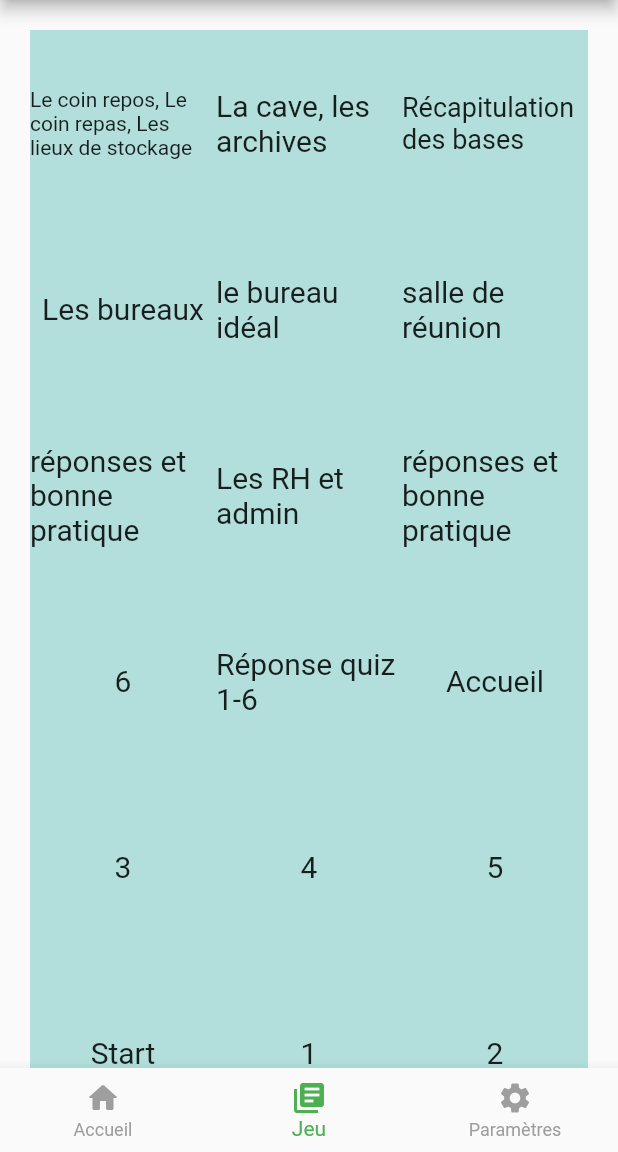
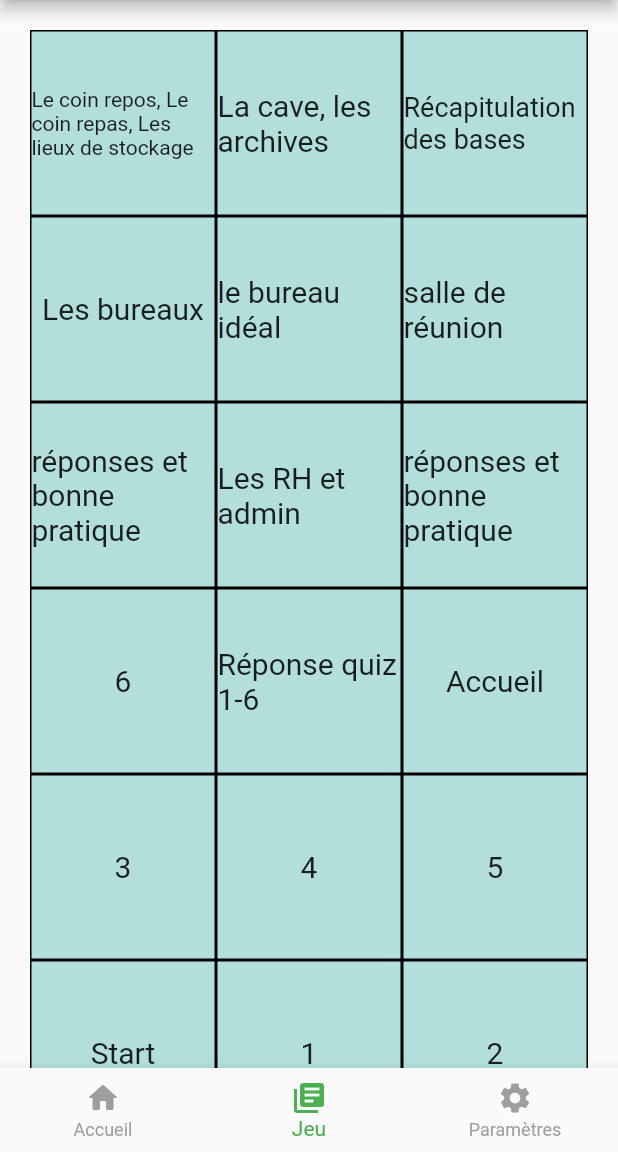
Before and after one commit to LeonardFavre95/jeu_de_loi, a Flutter app: the HomeScreen screen opened by its route, item 2 of the bottom bar chosen, scrolled down 72 dp, on a phone screen of 412 x 824 dp, the part 84-1236 px from its top. Run offline on Flutter 3.47's test engine with Material 2 defaults, Android fonts, the phone set to English and light mode, and no system bars; our stand-ins replace firebase_auth, firebase_core, modal_progress_hud_nsn; accounts and stored records are empty.

Commit message:
BorderCustomizing

```diff
--- a/lib/screen/home_sub_jeu.dart
+++ b/lib/screen/home_sub_jeu.dart
@@ -7,15 +7,18 @@ class HomeSubJeu extends StatelessWidget {
 
   @override
   Widget build(BuildContext context) {
-    return Center(
-      //child: Text(context.widget, style: Theme.of(context).textTheme.headline6),
+    //child: Text(context.widget, style: Theme.of(context).textTheme.headline6),
+    return InkWell(
+      //onTap: () => ,
       child: GridView.count(
         reverse: true,
         crossAxisCount: 3,
         padding: const EdgeInsets.all(20),
         children: <Widget>[
           Container(
-            color: Colors.teal[100],
+            decoration: BoxDecoration(
+                border: Border.all(color: Colors.black),
+                color: Colors.teal[100]),
             alignment: Alignment.center,
             child: const Text(
               "Start",
@@ -23,7 +26,9 @@ class HomeSubJeu extends StatelessWidget {
             ),
           ),
           Container(
-            color: Colors.teal[100],
+            decoration: BoxDecoration(
+                border: Border.all(color: Colors.black),
+                color: Colors.teal[100]),
             alignment: Alignment.center,
             child: const Text(
               "1",
@@ -31,7 +36,9 @@ class HomeSubJeu extends StatelessWidget {
             ),
           ),
           Container(
-            color: Colors.teal[100],
+            decoration: BoxDecoration(
+                border: Border.all(color: Colors.black),
+                color: Colors.teal[100]),
             alignment: Alignment.center,
             child: const Text(
               "2",
@@ -39,7 +46,9 @@ class HomeSubJeu extends StatelessWidget {
             ),
           ),
           Container(
-            color: Colors.teal[100],
+            decoration: BoxDecoration(
+                border: Border.all(color: Colors.black),
+                color: Colors.teal[100]),
             alignment: Alignment.center,
             child: const Text(
               "3",
@@ -47,7 +56,9 @@ class HomeSubJeu extends StatelessWidget {
             ),
           ),
           Container(
-            color: Colors.teal[100],
+            decoration: BoxDecoration(
+                border: Border.all(color: Colors.black),
+                color: Colors.teal[100]),
             alignment: Alignment.center,
             child: const Text(
               "4",
@@ -55,7 +66,9 @@ class HomeSubJeu extends StatelessWidget {
             ),
           ),
           Container(
-            color: Colors.teal[100],
+            decoration: BoxDecoration(
+                border: Border.all(color: Colors.black),
+                color: Colors.teal[100]),
             alignment: Alignment.center,
             child: const Text(
               "5",
@@ -63,7 +76,9 @@ class HomeSubJeu extends StatelessWidget {
             ),
           ),
           Container(
-            color: Colors.teal[100],
+            decoration: BoxDecoration(
+                border: Border.all(color: Colors.black),
+                color: Colors.teal[100]),
             alignment: Alignment.center,
             child: const Text(
               "6",
@@ -71,7 +86,9 @@ class HomeSubJeu extends StatelessWidget {
             ),
           ),
           Container(
-            color: Colors.teal[100],
+            decoration: BoxDecoration(
+                border: Border.all(color: Colors.black),
+                color: Colors.teal[100]),
             alignment: Alignment.center,
             child: const Text(
               "Réponse quiz 1-6",
@@ -79,7 +96,9 @@ class HomeSubJeu extends StatelessWidget {
             ),
           ),
           Container(
-            color: Colors.teal[100],
+            decoration: BoxDecoration(
+                border: Border.all(color: Colors.black),
+                color: Colors.teal[100]),
             alignment: Alignment.center,
             child: const Text(
               "Accueil",
@@ -87,7 +106,9 @@ class HomeSubJeu extends StatelessWidget {
             ),
           ),
           Container(
-            color: Colors.teal[100],
+            decoration: BoxDecoration(
+                border: Border.all(color: Colors.black),
+                color: Colors.teal[100]),
             alignment: Alignment.center,
             child: const Text(
               "réponses et bonne pratique",
@@ -95,7 +116,9 @@ class HomeSubJeu extends StatelessWidget {
             ),
           ),
           Container(
-            color: Colors.teal[100],
+            decoration: BoxDecoration(
+                border: Border.all(color: Colors.black),
+                color: Colors.teal[100]),
             alignment: Alignment.center,
             child: const Text(
               "Les RH et admin",
@@ -103,7 +126,9 @@ class HomeSubJeu extends StatelessWidget {
             ),
           ),
           Container(
-            color: Colors.teal[100],
+            decoration: BoxDecoration(
+                border: Border.all(color: Colors.black),
+                color: Colors.teal[100]),
             alignment: Alignment.center,
             child: const Text(
               "réponses et bonne pratique",
@@ -111,7 +136,9 @@ class HomeSubJeu extends StatelessWidget {
             ),
           ),
           Container(
-            color: Colors.teal[100],
+            decoration: BoxDecoration(
+                border: Border.all(color: Colors.black),
+                color: Colors.teal[100]),
             alignment: Alignment.center,
             child: const Text(
               "Les bureaux",
@@ -119,7 +146,9 @@ class HomeSubJeu extends StatelessWidget {
             ),
           ),
           Container(
-            color: Colors.teal[100],
+            decoration: BoxDecoration(
+                border: Border.all(color: Colors.black),
+                color: Colors.teal[100]),
             alignment: Alignment.center,
             child: const Text(
               "le bureau idéal",
@@ -127,7 +156,9 @@ class HomeSubJeu extends StatelessWidget {
             ),
           ),
           Container(
-            color: Colors.teal[100],
+            decoration: BoxDecoration(
+                border: Border.all(color: Colors.black),
+                color: Colors.teal[100]),
             alignment: Alignment.center,
             child: const Text(
               "salle de réunion",
@@ -135,7 +166,9 @@ class HomeSubJeu extends StatelessWidget {
             ),
           ),
           Container(
-            color: Colors.teal[100],
+            decoration: BoxDecoration(
+                border: Border.all(color: Colors.black),
+                color: Colors.teal[100]),
             alignment: Alignment.center,
             child: const Text(
               "Le coin repos, Le coin repas, Les lieux de stockage",
@@ -143,7 +176,9 @@ class HomeSubJeu extends StatelessWidget {
             ),
           ),
           Container(
-            color: Colors.teal[100],
+            decoration: BoxDecoration(
+                border: Border.all(color: Colors.black),
+                color: Colors.teal[100]),
             alignment: Alignment.center,
             child: const Text(
               "La cave, les archives",
@@ -151,7 +186,9 @@ class HomeSubJeu extends StatelessWidget {
             ),
           ),
           Container(
-            color: Colors.teal[100],
+            decoration: BoxDecoration(
+                border: Border.all(color: Colors.black),
+                color: Colors.teal[100]),
             alignment: Alignment.center,
             child: const Text(
               "Récapitulation des bases",
```
